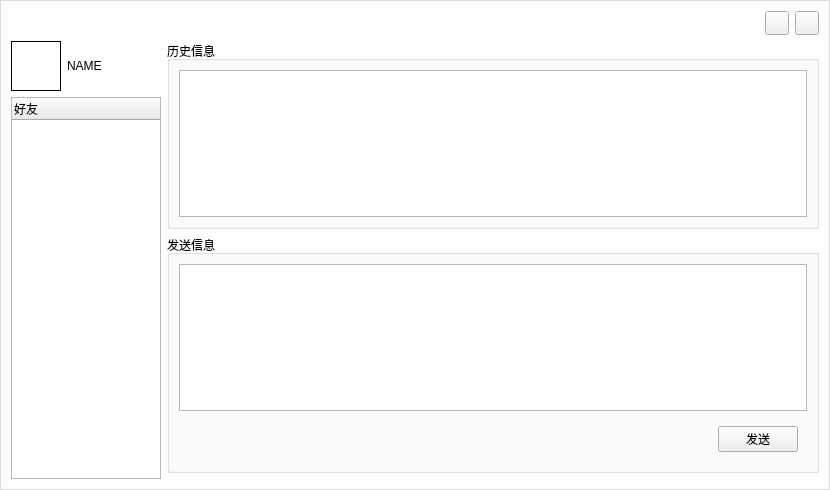
Qt form chat_widget.ui (HarvdISHERE/IMClient) before a commit.
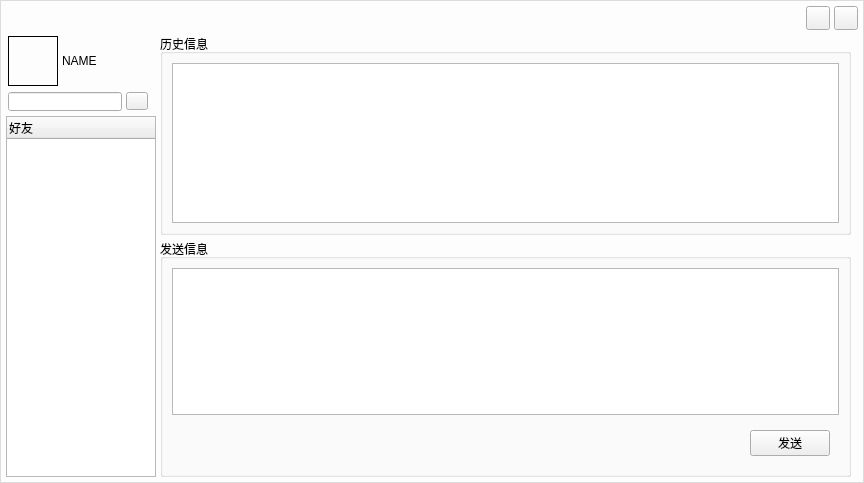
The same form after that commit. Icons and pictures are not drawn.

What changed in the file:
```diff
--- a/chat_widget.ui
+++ b/chat_widget.ui
@@ -6,8 +6,8 @@
    <rect>
     <x>0</x>
     <y>0</y>
-    <width>830</width>
-    <height>490</height>
+    <width>864</width>
+    <height>483</height>
    </rect>
   </property>
   <property name="windowTitle">
@@ -19,26 +19,27 @@
     background-color: #FDFDFD;
 }</string>
   </property>
-  <layout class="QGridLayout" name="gridLayout">
-   <item row="1" column="0">
-    <widget class="QPushButton" name="user_head_pushButton">
+  <widget class="QPushButton" name="close_pushButton">
+   <property name="geometry">
+    <rect>
+     <x>834</x>
+     <y>6</y>
+     <width>24</width>
+     <height>24</height>
+    </rect>
+   </property>
      <property name="minimumSize">
       <size>
-       <width>50</width>
-       <height>50</height>
+     <width>24</width>
+     <height>24</height>
       </size>
      </property>
      <property name="maximumSize">
       <size>
-       <width>50</width>
-       <height>16777215</height>
-      </size>
-     </property>
-     <property name="styleSheet">
-      <string notr="true">QPushButton#user_head_pushButton{
-border: 1px solid #000000
-}</string>
-     </property>
+     <width>24</width>
+     <height>24</height>
+    </size>
+   </property>
      <property name="text">
       <string/>
      </property>
@@ -48,14 +49,20 @@
      </property>
      <property name="iconSize">
       <size>
-       <width>50</width>
-       <height>50</height>
+     <width>24</width>
+     <height>24</height>
       </size>
      </property>
     </widget>
-   </item>
-   <item row="0" column="3">
     <widget class="QPushButton" name="min_pushButton">
+   <property name="geometry">
+    <rect>
+     <x>806</x>
+     <y>6</y>
+     <width>24</width>
+     <height>24</height>
+    </rect>
+   </property>
      <property name="minimumSize">
       <size>
        <width>24</width>
@@ -82,9 +89,15 @@
       </size>
      </property>
     </widget>
-   </item>
-   <item row="2" column="0" rowspan="3" colspan="2">
-    <widget class="QTreeWidget" name="contact_treeWidget">
+  <widget class="QTreeWidget" name="friend_treeWidget">
+   <property name="geometry">
+    <rect>
+     <x>6</x>
+     <y>116</y>
+     <width>150</width>
+     <height>361</height>
+    </rect>
+   </property>
      <property name="maximumSize">
       <size>
        <width>150</width>
@@ -97,51 +110,59 @@
       </property>
      </column>
     </widget>
-   </item>
-   <item row="0" column="4">
-    <widget class="QPushButton" name="close_pushButton">
-     <property name="minimumSize">
-      <size>
-       <width>24</width>
-       <height>24</height>
-      </size>
-     </property>
-     <property name="maximumSize">
-      <size>
-       <width>24</width>
-       <height>24</height>
-      </size>
-     </property>
-     <property name="text">
-      <string/>
-     </property>
-     <property name="icon">
-      <iconset resource="resource.qrc">
-       <normaloff>:/common/resource/common/ic_close_white.png</normaloff>:/common/resource/common/ic_close_white.png</iconset>
-     </property>
-     <property name="iconSize">
-      <size>
-       <width>24</width>
-       <height>24</height>
-      </size>
-     </property>
-    </widget>
-   </item>
-   <item row="0" column="0" colspan="3">
-    <spacer name="horizontalSpacer">
+  <widget class="QGroupBox" name="groupBox_2">
+   <property name="geometry">
+    <rect>
+     <x>160</x>
+     <y>239</y>
+     <width>691</width>
+     <height>238</height>
+    </rect>
+   </property>
+   <property name="title">
+    <string>发送信息</string>
+   </property>
+   <layout class="QVBoxLayout" name="verticalLayout">
+    <item>
+     <widget class="QPlainTextEdit" name="message"/>
+    </item>
+    <item>
+     <widget class="QWidget" name="widget" native="true">
+      <layout class="QHBoxLayout" name="horizontalLayout_3">
+       <item>
+        <spacer name="horizontalSpacer_2">
      <property name="orientation">
       <enum>Qt::Orientation::Horizontal</enum>
      </property>
      <property name="sizeHint" stdset="0">
       <size>
-       <width>759</width>
+           <width>40</width>
        <height>20</height>
       </size>
      </property>
     </spacer>
    </item>
-   <item row="1" column="2" rowspan="2" colspan="3">
+       <item>
+        <widget class="QPushButton" name="sendMessage">
+         <property name="text">
+          <string>发送</string>
+         </property>
+        </widget>
+       </item>
+      </layout>
+     </widget>
+    </item>
+   </layout>
+  </widget>
     <widget class="QGroupBox" name="groupBox">
+   <property name="geometry">
+    <rect>
+     <x>160</x>
+     <y>34</y>
+     <width>691</width>
+     <height>201</height>
+    </rect>
+   </property>
      <property name="title">
       <string>历史信息</string>
      </property>
@@ -162,9 +183,60 @@
       </item>
      </layout>
     </widget>
-   </item>
-   <item row="1" column="1">
+  <widget class="QLineEdit" name="search_friend">
+   <property name="geometry">
+    <rect>
+     <x>8</x>
+     <y>92</y>
+     <width>114</width>
+     <height>19</height>
+    </rect>
+   </property>
+   <property name="sizePolicy">
+    <sizepolicy hsizetype="Fixed" vsizetype="Fixed">
+     <horstretch>0</horstretch>
+     <verstretch>0</verstretch>
+    </sizepolicy>
+   </property>
+  </widget>
+  <widget class="QPushButton" name="addfriend_pushButton">
+   <property name="geometry">
+    <rect>
+     <x>126</x>
+     <y>92</y>
+     <width>22</width>
+     <height>18</height>
+    </rect>
+   </property>
+   <property name="sizePolicy">
+    <sizepolicy hsizetype="Fixed" vsizetype="Fixed">
+     <horstretch>0</horstretch>
+     <verstretch>0</verstretch>
+    </sizepolicy>
+   </property>
+   <property name="text">
+    <string/>
+   </property>
+   <property name="icon">
+    <iconset resource="resource.qrc">
+     <normaloff>:/common/resource/common/ic_user_add.png</normaloff>:/common/resource/common/ic_user_add.png</iconset>
+   </property>
+  </widget>
     <widget class="QLabel" name="username_label">
+   <property name="geometry">
+    <rect>
+     <x>62</x>
+     <y>36</y>
+     <width>50</width>
+     <height>50</height>
+    </rect>
+   </property>
+   <property name="sizePolicy">
+    <sizepolicy hsizetype="Fixed" vsizetype="Fixed">
+     <horstretch>0</horstretch>
+     <verstretch>0</verstretch>
+    </sizepolicy>
+   </property>
      <property name="minimumSize">
       <size>
        <width>50</width>
@@ -181,46 +253,52 @@
       <string>NAME</string>
      </property>
     </widget>
-   </item>
-   <item row="3" column="2" colspan="3">
-    <widget class="QGroupBox" name="groupBox_2">
-     <property name="title">
-      <string>发送信息</string>
-     </property>
-     <layout class="QVBoxLayout" name="verticalLayout">
-      <item>
-       <widget class="QPlainTextEdit" name="message"/>
-      </item>
-      <item>
-       <widget class="QWidget" name="widget" native="true">
-        <layout class="QHBoxLayout" name="horizontalLayout_3">
-         <item>
-          <spacer name="horizontalSpacer_2">
-           <property name="orientation">
-            <enum>Qt::Orientation::Horizontal</enum>
-           </property>
-           <property name="sizeHint" stdset="0">
+  <widget class="QPushButton" name="user_head_pushButton">
+   <property name="geometry">
+    <rect>
+     <x>8</x>
+     <y>36</y>
+     <width>50</width>
+     <height>50</height>
+    </rect>
+   </property>
+   <property name="sizePolicy">
+    <sizepolicy hsizetype="Fixed" vsizetype="Fixed">
+     <horstretch>0</horstretch>
+     <verstretch>0</verstretch>
+    </sizepolicy>
+   </property>
+   <property name="minimumSize">
             <size>
-             <width>40</width>
-             <height>20</height>
-            </size>
-           </property>
-          </spacer>
-         </item>
-         <item>
-          <widget class="QPushButton" name="sendMessage">
+     <width>50</width>
+     <height>50</height>
+    </size>
+   </property>
+   <property name="maximumSize">
+    <size>
+     <width>50</width>
+     <height>16777215</height>
+    </size>
+   </property>
+   <property name="styleSheet">
+    <string notr="true">QPushButton#user_head_pushButton{
+border: 1px solid #000000
+}</string>
+   </property>
            <property name="text">
-            <string>发送</string>
-           </property>
-          </widget>
-         </item>
-        </layout>
-       </widget>
-      </item>
-     </layout>
-    </widget>
-   </item>
-  </layout>
+    <string/>
+   </property>
+   <property name="icon">
+    <iconset resource="resource.qrc">
+     <normaloff>:/head/resource/head/4.bmp</normaloff>:/head/resource/head/4.bmp</iconset>
+   </property>
+   <property name="iconSize">
+    <size>
+     <width>50</width>
+     <height>50</height>
+    </size>
+   </property>
+  </widget>
  </widget>
  <resources>
   <include location="resource.qrc"/>
```
Left out of the diff: 2 changed lines with no effect on the pictures. Lines whose indentation alone changed are shown as unchanged.
